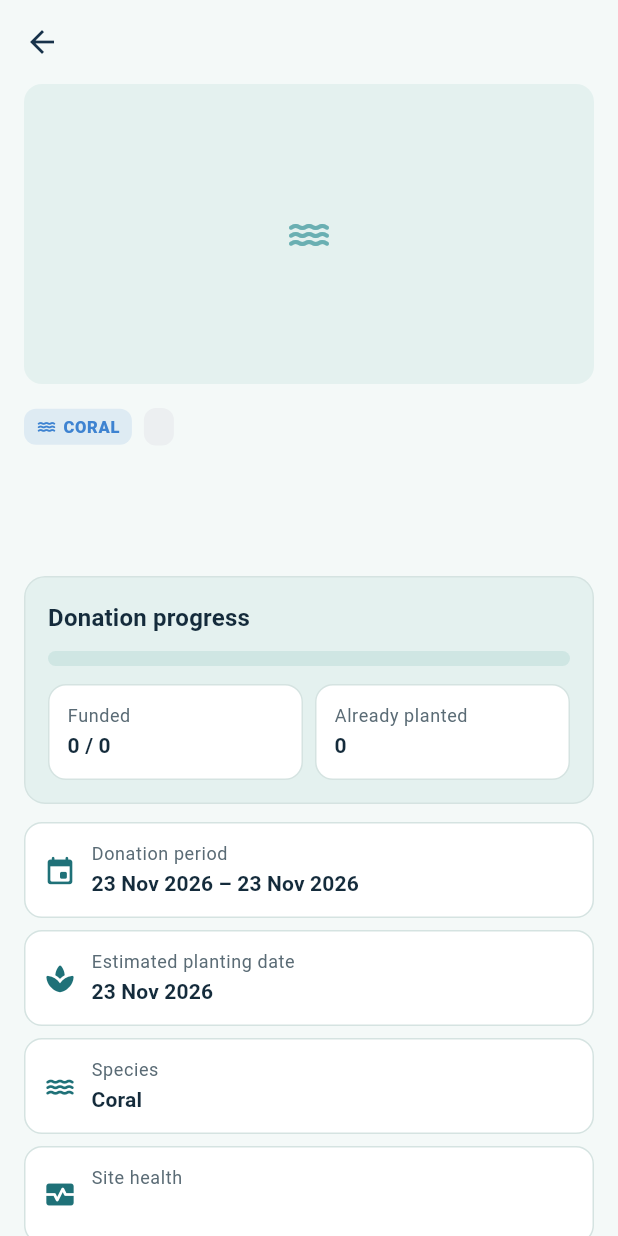
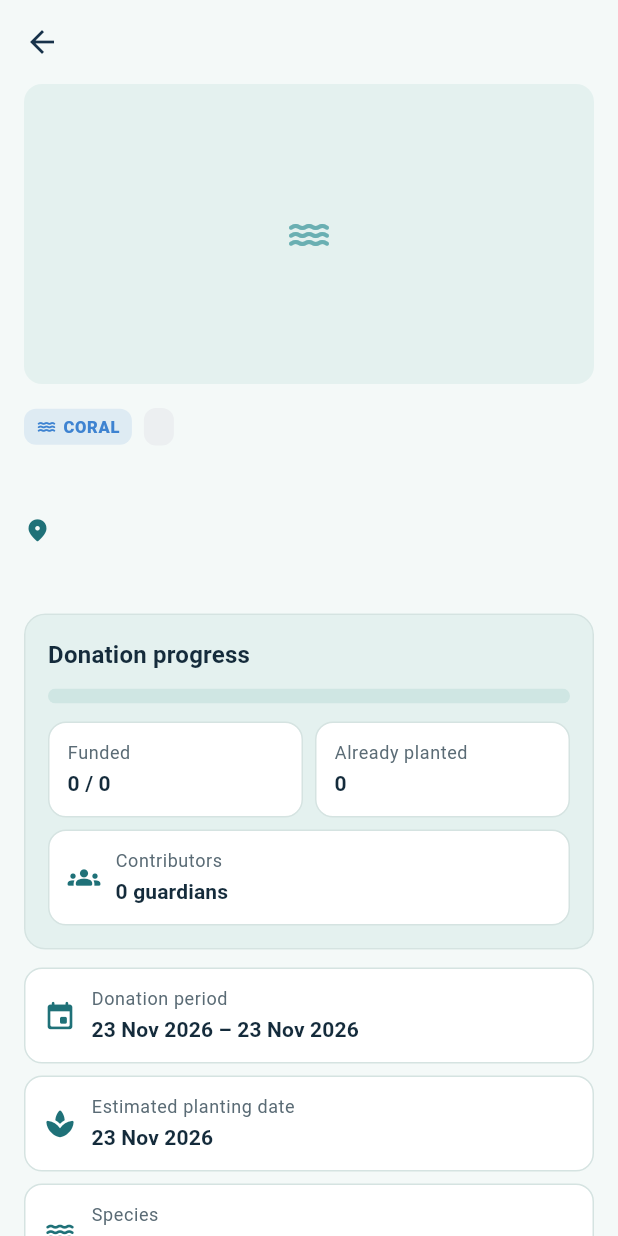
Before and after one commit to gchelsea01/BioVerse, a Flutter app: the ProjectDetailScreen screen opened directly with empty values, on a phone screen of 412 x 824 dp. Run offline on Flutter 3.47's test engine with Material 3 defaults, Android fonts, the phone set to English and light mode, and no system bars; our stand-ins replace cached_network_image, dio, flutter_secure_storage, image_picker, qr_flutter, shared_preferences; accounts and stored records are empty.

Commit message:
Show location, coordinates, and contributors on project detail

```diff
--- a/bioverse_app/lib/features/projects/project_detail_screen.dart
+++ b/bioverse_app/lib/features/projects/project_detail_screen.dart
@@ -46,6 +46,14 @@ class _ProjectDetailScreenState extends State<ProjectDetailScreen> {
           Row(children: [EcosystemTag(p.ecosystem), const SizedBox(width: 8), StatusChip.forStatus(p.status)]),
           const SizedBox(height: 10),
           Text(p.title, style: t.headlineSmall),
+          if (p.locationName != null) ...[
+            const SizedBox(height: 4),
+            Row(children: [
+              const Icon(Icons.place_rounded, size: 18, color: AppColors.primary),
+              const SizedBox(width: 4),
+              Expanded(child: Text(p.locationName!, style: t.titleSmall?.copyWith(color: AppColors.primary))),
+            ]),
+          ],
           const SizedBox(height: 8),
           Text(p.description, style: t.bodyMedium?.copyWith(height: 1.45)),
           const SizedBox(height: 16),
@@ -61,6 +69,8 @@ class _ProjectDetailScreenState extends State<ProjectDetailScreen> {
                 const SizedBox(width: 8),
                 Expanded(child: InfoTile(label: 'Already planted', value: Fmt.number(p.plantedUnits))),
               ]),
+              const SizedBox(height: 8),
+              InfoTile(icon: Icons.groups_rounded, label: 'Contributors', value: '${Fmt.number(p.contributors)} guardians'),
             ]),
           ),
           const SizedBox(height: 12),
@@ -71,6 +81,14 @@ class _ProjectDetailScreenState extends State<ProjectDetailScreen> {
           InfoTile(icon: p.ecosystem.icon, label: 'Species', value: p.speciesName.isEmpty ? p.ecosystem.label : p.speciesName),
           const SizedBox(height: 8),
           InfoTile(icon: Icons.monitor_heart_rounded, label: 'Site health', value: Fmt.enumLabel(p.healthStatus)),
+          if (p.latitude != null && p.longitude != null) ...[
+            const SizedBox(height: 8),
+            InfoTile(
+              icon: Icons.my_location_rounded,
+              label: 'Coordinates',
+              value: '${p.latitude!.toStringAsFixed(4)}, ${p.longitude!.toStringAsFixed(4)}',
+            ),
+          ],
           if (p.objectives.isNotEmpty) ...[
             const SizedBox(height: 16),
             Text('Goals', style: t.titleMedium),
```
